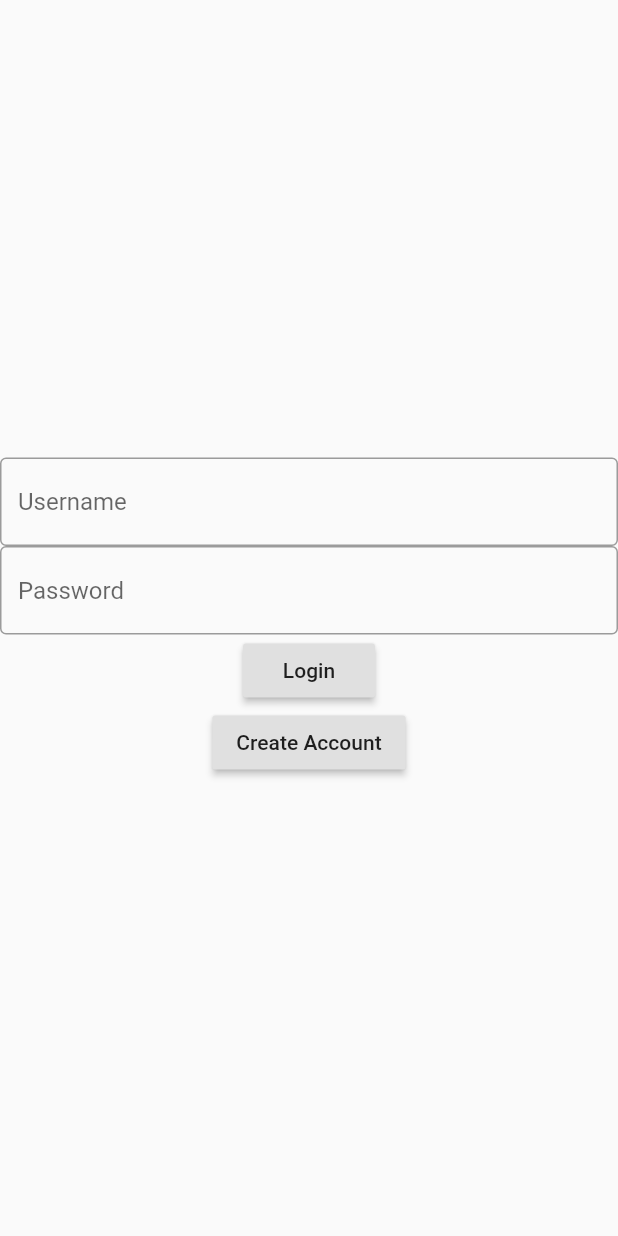
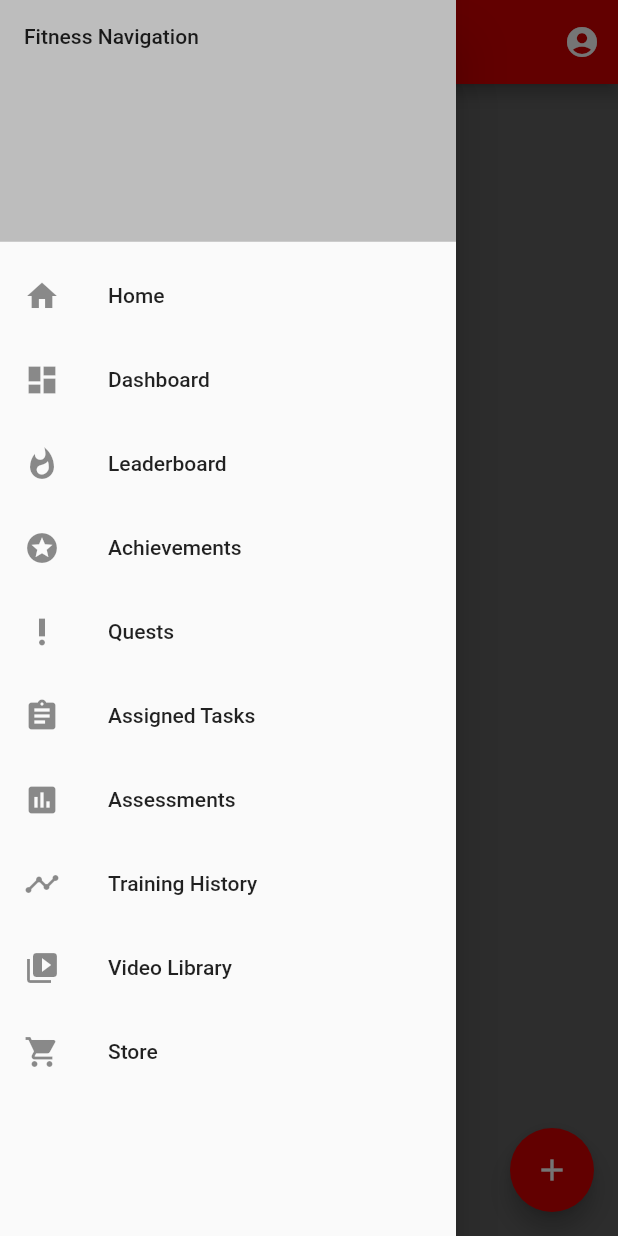
Before and after one commit to MarcioQuimbundo/fitness_trainer, a Flutter app: the screen it shows after launch, with the side drawer open (before the commit the screen has no drawer), on a phone screen of 412 x 824 dp. Run offline on Flutter 3.47's test engine with Material 2 defaults, Android fonts, the phone set to English and light mode, and no system bars.

Commit message:
Home Screen
Added scaffold and drawer for home screen

```diff
--- /dev/null
+++ b/lib/components/navigation_drawer.dart
@@ -0,0 +1,73 @@
+import 'package:flutter/material.dart';
+
+class NavigationDrawer extends StatelessWidget {
+
+  @override
+  Widget build(BuildContext context) {
+
+    return Drawer(
+      child: ListView(
+        padding: EdgeInsets.zero,
+        children: <Widget>[
+          DrawerHeader(
+            child: Text("Fitness Navigation"),
+            decoration: BoxDecoration(
+              color: Colors.grey.shade400
+            ),
+          ),
+          ListTile(
+            leading: Icon(Icons.home),
+            title: Text("Home"),
+            onTap: () => debugPrint("Home tapped"),
+          ),
+          ListTile(
+            leading: Icon(Icons.dashboard),
+            title: Text("Dashboard"),
+            onTap: () => debugPrint("Dashboard tapped"),
+          ),
+          ListTile(
+            leading: Icon(Icons.whatshot),
+            title: Text("Leaderboard"),
+            onTap: () => debugPrint("Leaderboard tapped"),
+          ),
+          ListTile(
+            leading: Icon(Icons.stars),
+            title: Text("Achievements"),
+            onTap: () => debugPrint("Achievements tapped"),
+          ),
+          ListTile(
+            leading: Icon(Icons.priority_high),
+            title: Text("Quests"),
+            onTap: () => debugPrint("Quets tapped"),
+          ),
+          ListTile(
+            leading: Icon(Icons.assignment),
+            title: Text("Assigned Tasks"),
+            onTap: () => debugPrint("Assigned Tasks tapped"),
+          ),
+          ListTile(
+            leading: Icon(Icons.assessment),
+            title: Text("Assessments"),
+            onTap: () => debugPrint("Assessments tapped"),
+          ),
+          ListTile(
+            leading: Icon(Icons.timeline),
+            title: Text("Training History"),
+            onTap: () => debugPrint("Training History tapped"),
+          ),
+          ListTile(
+            leading: Icon(Icons.video_library),
+            title: Text("Video Library"),
+            onTap: () => debugPrint("Video Library tapped"),
+          ),
+          ListTile(
+            leading: Icon(Icons.shopping_cart),
+            title: Text("Store"),
+            onTap: () => debugPrint("Store tapped"),
+          ),
+        ],
+      ),
+    );
+  }
+
+}
--- a/lib/main.dart
+++ b/lib/main.dart
@@ -23,7 +23,7 @@ class MyApp extends StatelessWidget {
         // is not restarted.
         primarySwatch: Colors.blue,
       ),
-      home: Login(),
+      home: Home(),
       //home: MyHomePage(title: 'Flutter Demo Home Page'),
     );
   }
--- a/lib/screens/home.dart
+++ b/lib/screens/home.dart
@@ -1,11 +1,38 @@
 import 'package:flutter/material.dart';
+import 'package:fitness_trainer/components/navigation_drawer.dart';
 
 class Home extends StatelessWidget {
 
   @override
   Widget build(BuildContext context) {
-    // TODO: implement build
-    return null;
+
+    return Scaffold(
+      appBar: AppBar(
+        backgroundColor: Colors.redAccent.shade700,
+
+        title: Text("Fitness Trainer"),
+
+        actions: <Widget>[
+          IconButton(
+            icon: Icon(Icons.account_circle),
+            onPressed: () => debugPrint("Account pressed!"),
+          )
+        ],
+
+      ),
+
+      backgroundColor: Colors.grey.shade700,
+
+      //body: Changing body based on menu/navigation
+
+      floatingActionButton: FloatingActionButton(
+        backgroundColor: Colors.redAccent.shade700,
+        child: Icon(Icons.add),
+        onPressed: () => debugPrint("Floating Action button pressed"),
+      ),
+
+      drawer: NavigationDrawer()
+    );
   }
 
 }
```
